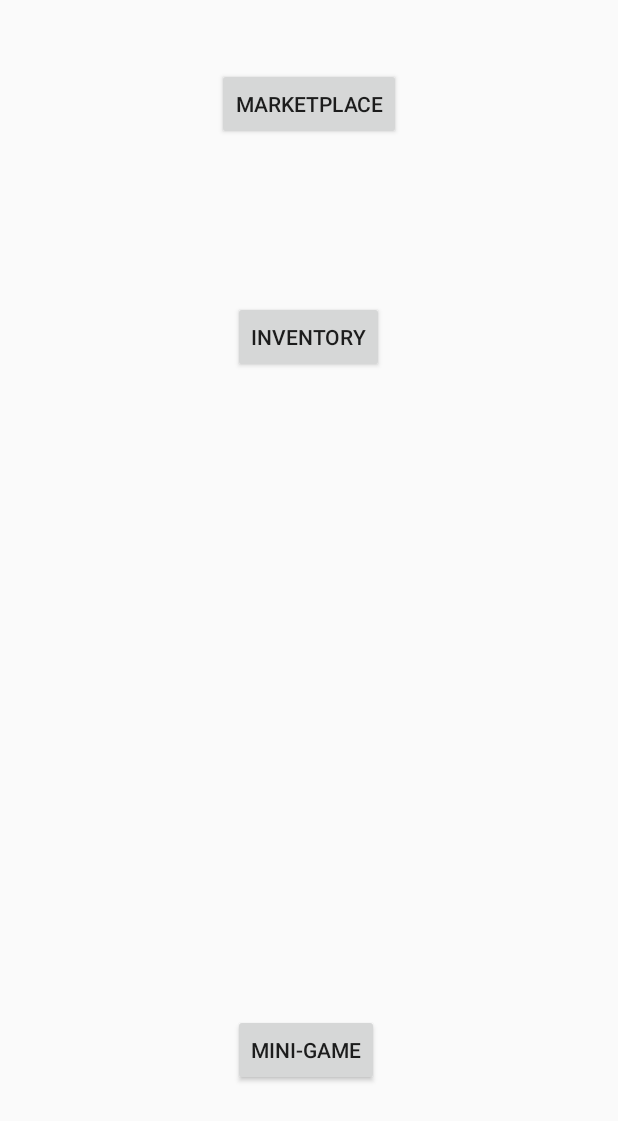
After one commit to jessiepullaro414/Software-Engineering-Final, an Android app: the MainActivity screen opened directly, with no data from a screen before it, on a phone screen of 412 x 824 dp. The commit adds this screen. Shown: the top 1121 px of the screen. Run offline under Robolectric (Android 15) with nearby library versions, the phone set to English and light mode, and no system bars.

Commit message:
Main activity plus some other things

```diff
--- a/app/src/main/AndroidManifest.xml
+++ b/app/src/main/AndroidManifest.xml
@@ -22,6 +22,16 @@
                 <category android:name="android.intent.category.LAUNCHER" />
             </intent-filter>
         </activity>
+        <activity
+            android:name=".MainActivity"
+            android:label="@string/app_name">
+            <intent-filter>
+                <action android:name=".MainActivity" />
+
+                <category android:name="android.intent.category.LAUNCHER" />
+            </intent-filter>
+        </activity>
     </application>
 
+
 </manifest>
--- /dev/null
+++ b/app/src/main/java/com/example/jessiepullaro/softwareengineering/MainActivity.java
@@ -0,0 +1,40 @@
+package com.example.jessiepullaro.softwareengineering;
+
+import android.app.Activity;
+import android.content.Intent;
+import android.os.Bundle;
+import android.view.View;
+import android.widget.EditText;
+import android.widget.RadioGroup;
+
+/**
+ * Created by jessiepullaro on 11/29/17.
+ */
+
+public class MainActivity extends Activity {
+
+
+    @Override
+    protected void onCreate(Bundle savedInstancesBundle)
+    {
+        super.onCreate(savedInstancesBundle);
+        setContentView(R.layout.activity_main);
+
+    }
+
+//    public void goToMarketplace(View view)
+//    {
+//        startActivity(MarketPlaceActivity);
+//    }
+//
+//
+//    public void goToInvent(View view)
+//    {
+//        startActivity(MarketPlaceActivity);
+//    }
+//
+//    public void goToGame(View view)
+//    {
+//        startActivity(TapActivity);
+//    }
+}
--- /dev/null
+++ b/app/src/main/res/layout/activity_main.xml
@@ -0,0 +1,35 @@
+<?xml version="1.0" encoding="utf-8"?>
+<RelativeLayout xmlns:android="http://schemas.android.com/apk/res/android"
+    android:layout_width="match_parent" android:layout_height="match_parent">
+
+    <Button
+        android:id="@+id/button"
+        android:layout_width="wrap_content"
+        android:layout_height="wrap_content"
+        android:layout_alignParentTop="true"
+        android:layout_centerHorizontal="true"
+        android:layout_marginTop="45dp"
+        android:onClick="goToMarket"
+        android:text="@string/marketplace" />
+
+    <Button
+        android:id="@+id/button2"
+        android:layout_width="wrap_content"
+        android:layout_height="wrap_content"
+        android:layout_below="@+id/button"
+        android:layout_centerHorizontal="true"
+        android:layout_marginTop="107dp"
+        android:onClick="goToInvent"
+        android:text="@string/inventory" />
+
+    <Button
+        android:id="@+id/button3"
+        android:layout_width="wrap_content"
+        android:layout_height="wrap_content"
+        android:layout_alignLeft="@+id/button2"
+        android:layout_alignParentBottom="true"
+        android:layout_alignStart="@+id/button2"
+        android:layout_marginBottom="100dp"
+        android:onClick="goToGame"
+        android:text="@string/minigame" />
+</RelativeLayout>
--- a/app/src/main/res/values/strings.xml
+++ b/app/src/main/res/values/strings.xml
@@ -13,4 +13,7 @@
     <string name="permission_rationale">"Contacts permissions are needed for providing email
         completions."
     </string>
+    <string name="marketplace">MarketPlace</string>
+    <string name="minigame">Mini-Game</string>
+    <string name="inventory">Inventory</string>
 </resources>
```
